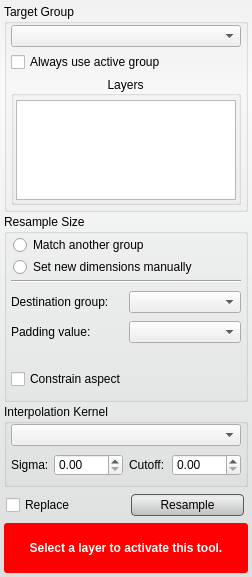
Old version of the form src/Interface/ToolInterface/ResampleToolInterface.ui in the repository SCIInstitute/Seg3D.
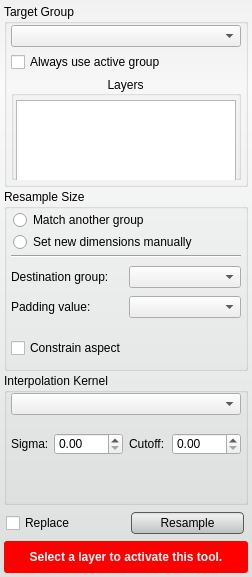
New version of the form. Custom widgets are drawn as their Qt base class.

Commit message: Add spline order parameter for b-spline. Rename gaussian params to something meaningful and update doc.

Diff of the .ui file:
```diff
--- a/src/Interface/ToolInterface/ResampleToolInterface.ui
+++ b/src/Interface/ToolInterface/ResampleToolInterface.ui
@@ -574,7 +574,7 @@
         <property name="minimumSize">
          <size>
           <width>0</width>
-          <height>30</height>
+          <height>40</height>
          </size>
         </property>
         <property name="maximumSize">
@@ -626,6 +626,30 @@
         </layout>
        </widget>
       </item>
+      <item>
+       <widget class="QWidget" name="bspline_widget_" native="true">
+        <property name="minimumSize">
+         <size>
+          <width>0</width>
+          <height>35</height>
+         </size>
+        </property>
+        <property name="maximumSize">
+         <size>
+          <width>16777215</width>
+          <height>35</height>
+         </size>
+        </property>
+        <layout class="QVBoxLayout" name="verticalLayout_10">
+         <property name="margin">
+          <number>0</number>
+         </property>
+         <item>
+          <widget class="QtUtils::QtSliderIntCombo" name="spline_order_" native="true"/>
+         </item>
+        </layout>
+       </widget>
+      </item>
      </layout>
     </widget>
    </item>
```
Left out of the diff: 2 changed lines with no effect on the pictures. The commit also changes 11 other files.
